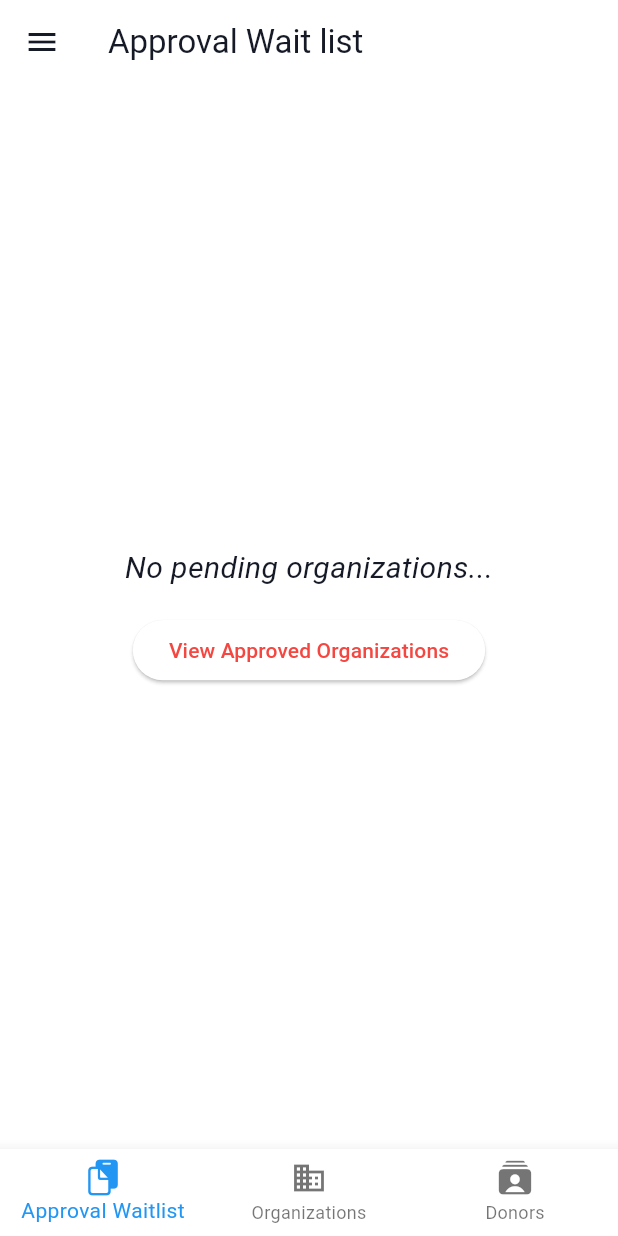
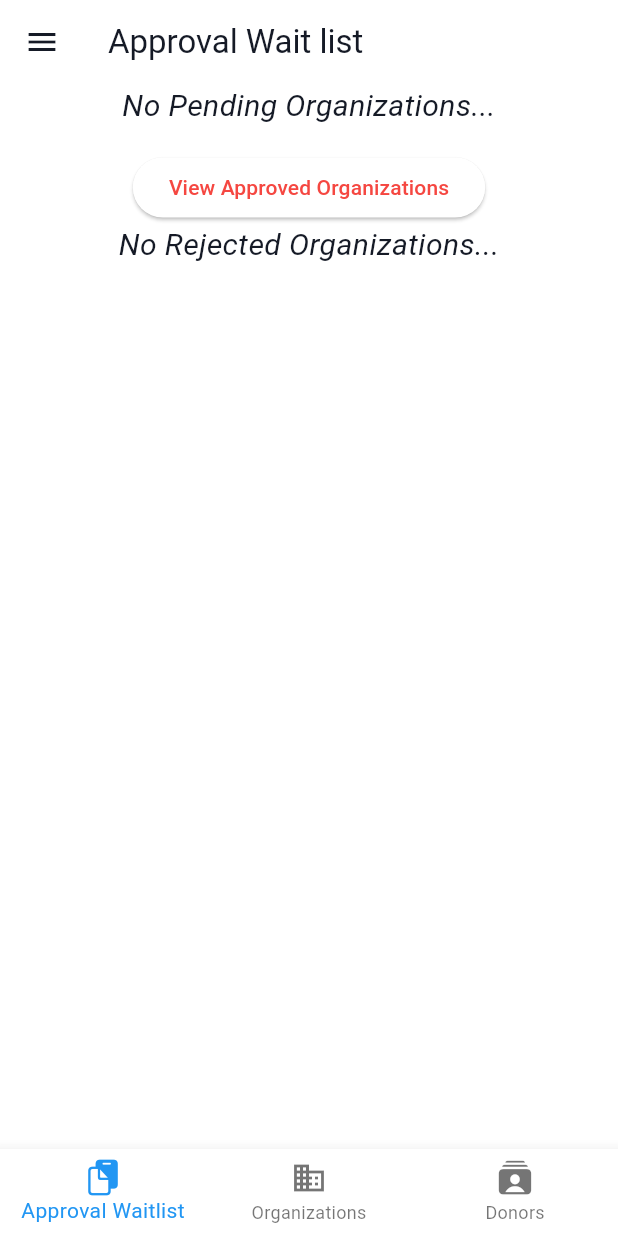
Before and after one commit to ICS-CMSC-23/Sayonarang, a Flutter app: the AdminView screen opened by its route, on a phone screen of 412 x 824 dp. Run offline on Flutter 3.47's test engine with Material 3 defaults, Android fonts, the phone set to English and light mode, and no system bars; our stand-ins replace cloud_firestore, firebase_auth, firebase_core, firebase_storage, image_picker, qr_flutter; accounts and stored records are empty.

Commit message:
feat: admin view - able to change org status in waitlist page

```diff
--- a/lib/screens/admin/admin_home.dart
+++ b/lib/screens/admin/admin_home.dart
@@ -1,7 +1,5 @@
-import 'package:firebase_auth/firebase_auth.dart';
 import 'package:flutter/material.dart';
 import 'package:provider/provider.dart';
-import '../../models/user_model.dart';
 import '../../providers/admin_provider.dart';
 import '../../providers/user_provider.dart';
 import '../auth/login_page.dart';
--- a/lib/screens/admin/admin_waitlist.dart
+++ b/lib/screens/admin/admin_waitlist.dart
@@ -1,22 +1,10 @@
 import 'package:cloud_firestore/cloud_firestore.dart';
-import 'package:flutter/cupertino.dart';
 import 'package:flutter/material.dart';
 import 'package:provider/provider.dart';
-
 import '../../models/user_model.dart';
 import '../../providers/admin_provider.dart';
-
-// class AdminApprovalWaitList extends StatelessWidget {
-//   @override
-//   Widget build(BuildContext context) {
-//     return Center(
-//       child: Text(
-//         'List of organizations that signed up',
-//         style: TextStyle(fontSize: 20),
-//       ),
-//     );
-//   }
-// }
+import 'admin_waitlist_details.dart';
+// import 'pending_org_detail_page.dart';
 
 class AdminApprovalWaitList extends StatefulWidget {
   const AdminApprovalWaitList({Key? key}) : super(key: key);
@@ -29,11 +17,38 @@ class _AdminApprovalWaitListState extends State<AdminApprovalWaitList> {
   @override
   Widget build(BuildContext context) {
     final provider = Provider.of<AdminProvider>(context);
-    Stream<QuerySnapshot> pendingStream =
-        context.watch<AdminProvider>().pendingList;
 
+    return SingleChildScrollView(
+      child: Column(
+        children: [
+          _buildOrganizationList(
+            context,
+            provider.pendingList,
+            'Pending Organizations',
+            Icons.access_time,
+            Colors.orange,
+          ),
+          _buildOrganizationList(
+            context,
+            provider.rejectedList,
+            'Rejected Organizations',
+            Icons.cancel,
+            Colors.red,
+          ),
+        ],
+      ),
+    );
+  }
+
+  Widget _buildOrganizationList(
+    BuildContext context,
+    Stream<QuerySnapshot> stream,
+    String title,
+    IconData icon,
+    Color iconColor,
+  ) {
     return StreamBuilder(
-      stream: pendingStream,
+      stream: stream,
       builder: (context, snapshot) {
         if (snapshot.hasError) {
           return Center(
@@ -54,18 +69,19 @@ class _AdminApprovalWaitListState extends State<AdminApprovalWaitList> {
             child: Column(
               mainAxisAlignment: MainAxisAlignment.center,
               children: [
-                // Display a message if there are no orgs
                 Text(
-                  'No pending organizations...',
+                  'No $title...',
                   style: TextStyle(
-                    fontSize: 20, // Increased font size for no org message
+                    fontSize: 20,
                     fontStyle: FontStyle.italic,
                   ),
                 ),
                 SizedBox(height: 16),
+                if (title == 'Pending Organizations')
                   ElevatedButton(
                     onPressed: () {
-                    provider.updateIndex(1);
+                      Provider.of<AdminProvider>(context, listen: false)
+                          .updateIndex(1);
                     },
                     child: Text("View Approved Organizations"),
                   ),
@@ -74,61 +90,65 @@ class _AdminApprovalWaitListState extends State<AdminApprovalWaitList> {
           );
         }
 
-        // Calculate the height of the container based on the number of donors
-        // double containerHeight = (snapshot.data!.docs.length * 600.0) + 32.0;
-
-        return Container(
-          // height: containerHeight,
-          // margin: EdgeInsets.all(16.0),
-          // padding: EdgeInsets.all(8.0),
-          // decoration: BoxDecoration(
-          //   borderRadius: BorderRadius.circular(12.0),
-          //   color: Color.fromARGB(255, 227, 227, 227),
-          // ),
-          child: ListView.builder(
+        return Card(
+          margin: EdgeInsets.all(16),
+          child: Column(
+            crossAxisAlignment: CrossAxisAlignment.start,
+            children: [
+              Container(
+                padding: EdgeInsets.all(16),
+                color: iconColor.withOpacity(0.1),
+                child: Center(
+                  child: Text(
+                    title,
+                    style: TextStyle(
+                      fontSize: 18,
+                      fontWeight: FontWeight.bold,
+                      color: iconColor,
+                    ),
+                  ),
+                ),
+              ),
+              ListView.builder(
+                shrinkWrap: true,
+                physics: NeverScrollableScrollPhysics(),
                 itemCount: snapshot.data?.docs.length,
-            itemBuilder: ((context, index) {
-              User org = User.fromJson(
-                  snapshot.data!.docs[index].data() as Map<String, dynamic>);
-
+                itemBuilder: (context, index) {
+                  User org = User.fromJson(snapshot.data!.docs[index].data()
+                      as Map<String, dynamic>);
                   org.id = snapshot.data!.docs[index].id;
 
-              return Container(
-                child: InkWell(
-                  onTap: () {
-                    // TODO: Implement navigating to user details
-                  },
-                  child: ListTile(
+                  return ListTile(
                     leading: Icon(
-                      Icons.access_time, // Use an appropriate pending icon
+                      icon,
                       size: 40,
-                      color: Colors.orange,
-                    ), // Icon for the pending organization
-                    // Icon(
-                    //   CupertinoIcons.person_crop_circle_fill,
-                    //   size: 40,
-                    // ), // Icon for the person/account
+                      color: iconColor,
+                    ),
                     title: Text(
                       org.name,
                       style: TextStyle(
-                        fontSize: 22, // Adjusted font size for donor name
+                        fontSize: 22,
                         fontWeight: FontWeight.bold,
                       ),
                     ),
                     subtitle: Text(
                       org.username,
                       style: TextStyle(
-                        fontSize: 16, // Adjusted font size for username
+                        fontSize: 16,
                         color: Colors.blue,
                       ),
                     ),
                     onTap: () {
-                      // TODO: Implement navigating to user details
+                      Navigator.of(context).push(
+                        MaterialPageRoute(
+                          builder: (context) => PendingOrgDetailPage(org: org),
+                        ),
+                      );
+                    },
+                  );
                 },
               ),
-                ),
-              );
-            }),
+            ],
           ),
         );
       },
```
Also changed, not shown: lib/api/firebase_admin_api.dart (+21 -20 lines), lib/providers/admin_provider.dart (+21 -0 lines), lib/screens/admin/admin_waitlist_details.dart (added, +70 -0 lines). Lines whose indentation alone changed are shown as unchanged.
